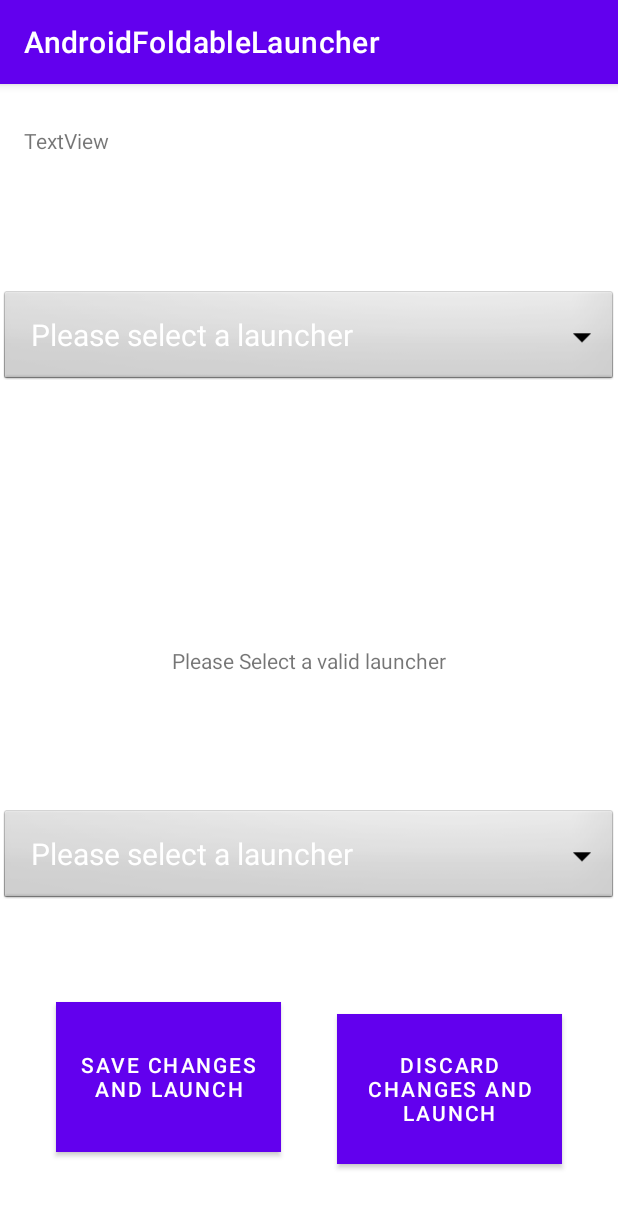
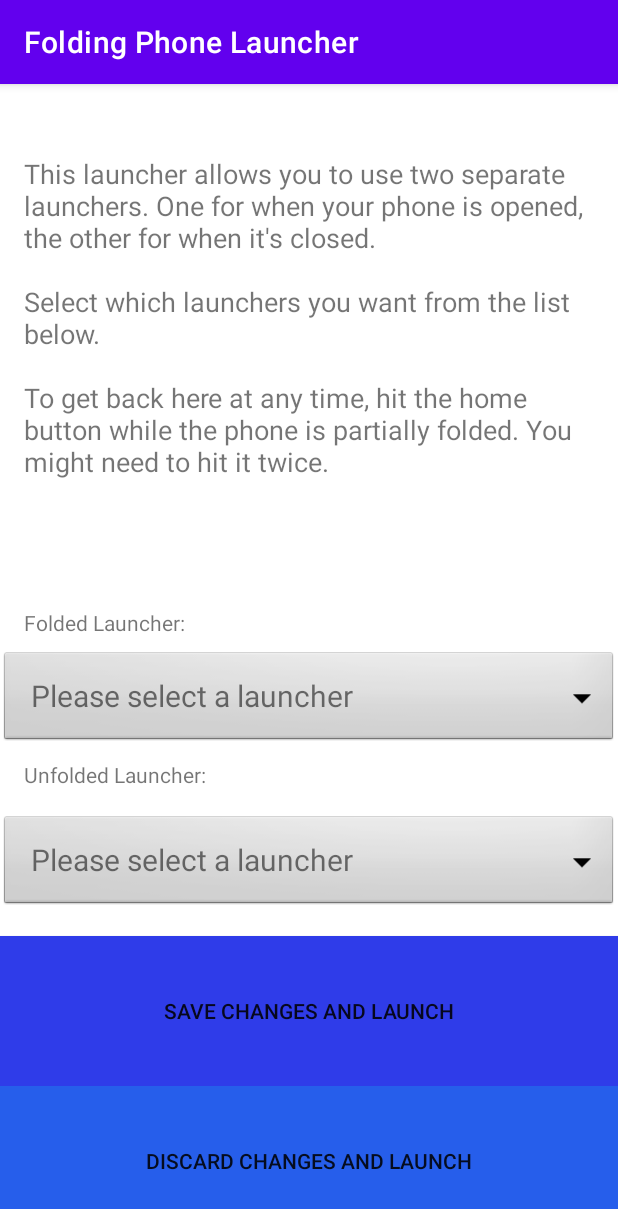
Before and after one commit to ajperson1927/AndroidFoldableLauncher, an Android app: the screen it shows after launch (MainActivity), on a phone screen of 412 x 824 dp. Shown: the top 1209 px of the screen. Run offline under Robolectric (Android 15) with nearby library versions, the phone set to English and light mode, and no system bars; libraries missing offline, so code that uses them is left out: androidx.window; 3 statements that could not run were skipped.

Commit message:
Finshing touches put on app
Code has been cleaned up. Main page now looks better. App properly reacts to night mode now. Package/app name has been changed

```diff
--- a/app/build.gradle
+++ b/app/build.gradle
@@ -7,7 +7,7 @@ android {
     compileSdkVersion 29
 
     defaultConfig {
-        applicationId "com.example.androidfoldablelauncher"
+        applicationId "com.pontiaj2066.foldingphonelauncher"
         minSdkVersion 29
         targetSdkVersion 29
         versionCode 1
@@ -42,7 +42,7 @@ dependencies {
     implementation 'com.google.android.material:material:1.3.0'
     implementation 'androidx.constraintlayout:constraintlayout:2.0.4'
     implementation 'androidx.window:window:1.0.0-alpha05'
-    testImplementation 'junit:junit:4.+'
+    //testImplementation 'junit:junit:4.+'
     androidTestImplementation 'androidx.test.ext:junit:1.1.2'
     androidTestImplementation 'androidx.test.espresso:espresso-core:3.3.0'
 }
--- a/app/src/main/AndroidManifest.xml
+++ b/app/src/main/AndroidManifest.xml
@@ -1,6 +1,6 @@
 <?xml version="1.0" encoding="utf-8"?>
 <manifest xmlns:android="http://schemas.android.com/apk/res/android"
-    package="com.example.androidfoldablelauncher">
+    package="com.pontiaj2066.foldingphonelauncher">
 
     <application
         android:allowBackup="true"
@@ -10,7 +10,7 @@
         android:supportsRtl="true"
         android:theme="@style/Theme.AndroidFoldableLauncher">
         <activity
-            android:name=".MainActivity"
+            android:name="com.pontiaj2066.foldingphonelauncher.MainActivity"
             android:launchMode="singleTask"
             android:clearTaskOnLaunch="true"
             android:stateNotNeeded="true"
--- a/app/src/main/java/com/example/androidfoldablelauncher/MainActivity.java
+++ b/app/src/main/java/com/pontiaj2066/foldingphonelauncher/MainActivity.java
@@ -1,8 +1,6 @@
-package com.example.androidfoldablelauncher;
+package com.pontiaj2066.foldingphonelauncher;
 
 import android.annotation.SuppressLint;
-import android.app.NotificationChannel;
-import android.app.NotificationManager;
 import android.content.Intent;
 import android.content.SharedPreferences;
 import android.content.pm.PackageManager;
@@ -13,42 +11,32 @@ import android.os.Looper;
 import android.view.View;
 import android.widget.ArrayAdapter;
 import android.widget.Spinner;
-import android.widget.TextView;
-import android.widget.Toast;
 
 import androidx.appcompat.app.AppCompatActivity;
-import androidx.core.app.NotificationCompat;
-import androidx.core.app.NotificationManagerCompat;
 import androidx.core.util.Consumer;
 import androidx.window.DisplayFeature;
 import androidx.window.FoldingFeature;
 import androidx.window.WindowLayoutInfo;
 import androidx.window.WindowManager;
-import androidx.window.WindowBackend;
 
-import com.example.androidfoldablelauncher.databinding.ActivityMainBinding;
+import com.pontiaj2066.foldingphonelauncher.databinding.ActivityMainBinding;
 
-import java.security.cert.Extension;
 import java.util.ArrayList;
 import java.util.HashMap;
 import java.util.List;
 import java.util.concurrent.Executor;
 
-//TODO: Create a service that tracks if the phone is opened or closed
 public class MainActivity extends AppCompatActivity {
     private WindowManager windowManager;
     private ActivityMainBinding binding;
     private PackageManager packageManager;
-    private StringBuilder stateLog;
-    private StateContainer stateContainer;
+    private LayoutStateChangeCallback layoutStateChangeCallback;
 
     SharedPreferences sharedPreferences;
     SharedPreferences.Editor editor;
 
     Spinner foldedSpinner;
     Spinner unfoldedSpinner;
-
-    TextView textView;
 
     int foldingState = 0;
 
@@ -59,10 +47,6 @@ public class MainActivity extends AppCompatActivity {
     private final String foldedString = "foldedSpinner";
     private final String unfoldedString = "unfoldedSpinner";
 
-
-    private final String nova = "com.teslacoilsw.launcher";
-    private final String sh3 = "com.ss.squarehome2";
-
     @SuppressLint("CommitPrefEdits")
     @Override
     protected void onCreate(Bundle savedInstanceState) {
@@ -72,9 +56,7 @@ public class MainActivity extends AppCompatActivity {
 
         windowManager = new WindowManager(this);
         packageManager = getPackageManager();
-        stateContainer = new StateContainer();
-        stateLog = new StringBuilder();
-        textView = findViewById(R.id.textView);
+        layoutStateChangeCallback = new LayoutStateChangeCallback();
 
         //preferences
         sharedPreferences = getSharedPreferences(prefsString,MODE_PRIVATE);
@@ -93,7 +75,7 @@ public class MainActivity extends AppCompatActivity {
         super.onStart();
         //This creates an executor to be used by the window manager callback
         Executor executor = runnable -> new Handler(Looper.getMainLooper()).post(runnable);
-        windowManager.registerLayoutChangeCallback(executor, stateContainer);
+        windowManager.registerLayoutChangeCallback(executor, layoutStateChangeCallback);
 
         setupSpinners();
 
@@ -103,7 +85,7 @@ public class MainActivity extends AppCompatActivity {
     protected void onStop() {
         super.onStop();
         //unregisters the callback if the app is closed
-        windowManager.unregisterLayoutChangeCallback(stateContainer);
+        windowManager.unregisterLayoutChangeCallback(layoutStateChangeCallback);
     }
 
     @Override
@@ -126,16 +108,13 @@ public class MainActivity extends AppCompatActivity {
         List<String> launcherList = new ArrayList<>();
         launcherList.add("Please select a launcher");
 
-        String packages = "";
         for (ResolveInfo resolveInfo : resolveInfoList) {
             String appName = "" + packageManager.getApplicationLabel(resolveInfo.activityInfo.applicationInfo);
             String packageName = "" + resolveInfo.activityInfo.packageName;
 
-            packages += packageName + "\n";
             appDictionary.put(appName, packageName);
             launcherList.add(appName);
         }
-        textView.setText(packages);
 
         //Creates an array adapter for the spinners, then sets the spinners' adapter to it
         ArrayAdapter<String> arrayAdapter = new ArrayAdapter(this, R.layout.spinner_item, launcherList);
@@ -173,7 +152,7 @@ public class MainActivity extends AppCompatActivity {
 
     private void launchLauncher() {
         if (foldedSpinner.getSelectedItemPosition() < 1 || unfoldedSpinner.getSelectedItemPosition() < 1) {
-            textView.setText("Please Select a valid launcher");
+            //textView.setText("Please Select a valid launcher");
             return;
         }
 
@@ -200,17 +179,15 @@ public class MainActivity extends AppCompatActivity {
 
     }
 
-    class StateContainer implements Consumer<WindowLayoutInfo> {
+    class LayoutStateChangeCallback implements Consumer<WindowLayoutInfo> {
         @Override
         public void accept(WindowLayoutInfo windowLayoutInfo) {
 
             List<DisplayFeature> displayFeatures = windowLayoutInfo.getDisplayFeatures();
 
-            if (displayFeatures.isEmpty()) {
-                foldingState = 0;
-            } else {
-                foldingState = ((FoldingFeature) displayFeatures.get(displayFeatures.size() - 1)).getState();
-            }
+            foldingState = (displayFeatures.isEmpty())
+                    ? 0 : ((FoldingFeature) displayFeatures.get(displayFeatures.size() - 1)).getState();
+
         }
     }
 }
--- a/app/src/main/res/layout/activity_main.xml
+++ b/app/src/main/res/layout/activity_main.xml
@@ -5,38 +5,37 @@
     android:layout_width="match_parent"
     android:layout_height="match_parent">
 
-    <Button
+    <androidx.appcompat.widget.AppCompatButton
         android:id="@+id/saveButton"
-        android:layout_width="150dp"
+        android:layout_width="0dp"
         android:layout_height="100dp"
         android:layout_weight="1"
-        android:background="#0911DB"
+        android:background="#2F3CE9"
         android:onClick="launchAndSave"
         android:text="Save Changes and Launch"
-        app:layout_constraintBaseline_toBaselineOf="@+id/noSaveButton"
-        app:layout_constraintEnd_toStartOf="@+id/noSaveButton"
-        app:layout_constraintHorizontal_bias="0.5"
+        app:layout_constraintBottom_toTopOf="@+id/noSaveButton"
+        app:layout_constraintEnd_toEndOf="parent"
+        app:layout_constraintHorizontal_bias="0.498"
         app:layout_constraintStart_toStartOf="parent" />
 
-    <Button
+    <androidx.appcompat.widget.AppCompatButton
         android:id="@+id/noSaveButton"
-        android:layout_width="150dp"
+        android:layout_width="0dp"
         android:layout_height="100dp"
-        android:layout_marginBottom="48dp"
         android:layout_weight="1"
-        android:background="#0911DB"
+        android:background="#265EEB"
         android:onClick="launchNoSave"
         android:text="Discard Changes and Launch"
         app:layout_constraintBottom_toBottomOf="parent"
         app:layout_constraintEnd_toEndOf="parent"
-        app:layout_constraintHorizontal_bias="0.5"
-        app:layout_constraintStart_toEndOf="@+id/saveButton" />
+        app:layout_constraintHorizontal_bias="1.0"
+        app:layout_constraintStart_toStartOf="parent" />
 
     <Spinner
         android:id="@+id/unfoldedSpinner"
         android:layout_width="match_parent"
         android:layout_height="wrap_content"
-        android:layout_marginTop="216dp"
+        android:layout_marginBottom="16dp"
         android:background="@android:drawable/btn_dropdown"
         android:dropDownWidth="match_parent"
         android:popupBackground="@android:drawable/divider_horizontal_dark"
@@ -44,40 +43,53 @@
         app:layout_constraintBottom_toTopOf="@+id/saveButton"
         app:layout_constraintEnd_toEndOf="parent"
         app:layout_constraintHorizontal_bias="0.0"
-        app:layout_constraintStart_toStartOf="parent"
-        app:layout_constraintTop_toBottomOf="@+id/foldedSpinner" />
+        app:layout_constraintStart_toStartOf="parent" />
 
     <Spinner
         android:id="@+id/foldedSpinner"
         android:layout_width="match_parent"
         android:layout_height="wrap_content"
-        android:layout_marginTop="136dp"
+        android:layout_marginBottom="8dp"
         android:background="@android:drawable/btn_dropdown"
         android:dropDownWidth="match_parent"
         android:popupBackground="@android:drawable/divider_horizontal_dark"
         android:spinnerMode="dialog"
+        app:layout_constraintBottom_toTopOf="@+id/textView2"
         app:layout_constraintEnd_toEndOf="parent"
         app:layout_constraintHorizontal_bias="1.0"
-        app:layout_constraintStart_toStartOf="parent"
-        app:layout_constraintTop_toTopOf="parent" />
-
-    <TextView
-        android:id="@+id/state_update_log"
-        android:layout_width="wrap_content"
-        android:layout_height="wrap_content"
-        android:layout_marginStart="16dp"
-        android:layout_marginTop="28dp"
-        android:text="TextView"
-        app:layout_constraintStart_toStartOf="parent"
-        app:layout_constraintTop_toTopOf="parent" />
+        app:layout_constraintStart_toStartOf="parent" />
 
     <TextView
         android:id="@+id/textView"
         android:layout_width="wrap_content"
         android:layout_height="wrap_content"
-        android:text="TextView"
-        app:layout_constraintBottom_toBottomOf="parent"
+        android:layout_marginStart="16dp"
+        android:layout_marginBottom="8dp"
+        android:text="Folded Launcher:"
+        app:layout_constraintBottom_toTopOf="@+id/foldedSpinner"
+        app:layout_constraintStart_toStartOf="parent" />
+
+    <TextView
+        android:id="@+id/textView2"
+        android:layout_width="wrap_content"
+        android:layout_height="wrap_content"
+        android:layout_marginStart="16dp"
+        android:layout_marginBottom="16dp"
+        android:text="Unfolded Launcher:"
+        app:layout_constraintBottom_toTopOf="@+id/unfoldedSpinner"
+        app:layout_constraintStart_toStartOf="parent" />
+
+    <TextView
+        android:id="@+id/textView3"
+        android:layout_width="match_parent"
+        android:layout_height="282dp"
+        android:layout_marginStart="16dp"
+        android:layout_marginEnd="16dp"
+        android:text="@string/instructionsString"
+        android:textSize="18sp"
+        app:layout_constraintBottom_toTopOf="@+id/foldedSpinner"
         app:layout_constraintEnd_toEndOf="parent"
         app:layout_constraintStart_toStartOf="parent"
         app:layout_constraintTop_toTopOf="parent" />
+
 </androidx.constraintlayout.widget.ConstraintLayout>
--- a/app/src/main/res/layout/spinner_item.xml
+++ b/app/src/main/res/layout/spinner_item.xml
@@ -7,6 +7,5 @@
     android:layout_height="wrap_content"
     android:textSize="20sp"
     android:gravity="left"
-    android:textColor="#FFFFFF"
     android:padding="10dip"
     />
--- a/app/src/main/res/values/strings.xml
+++ b/app/src/main/res/values/strings.xml
@@ -1,6 +1,7 @@
 <resources>
-    <string name="app_name">AndroidFoldableLauncher</string>
+    <string name="app_name">Folding Phone Launcher</string>
     <string name="configuration_changed" />
     <string name="layout_change_text" />
     <string name="window_metrics" />
+    <string name="instructionsString">This launcher allows you to use two separate launchers. One for when your phone is opened, the other for when it\'s closed.\n\nSelect which launchers you want from the list below.\n\nTo get back here at any time, hit the home button while the phone is partially folded. You might need to hit it twice.</string>
 </resources>
```
Also changed, not shown: 4 other files.
